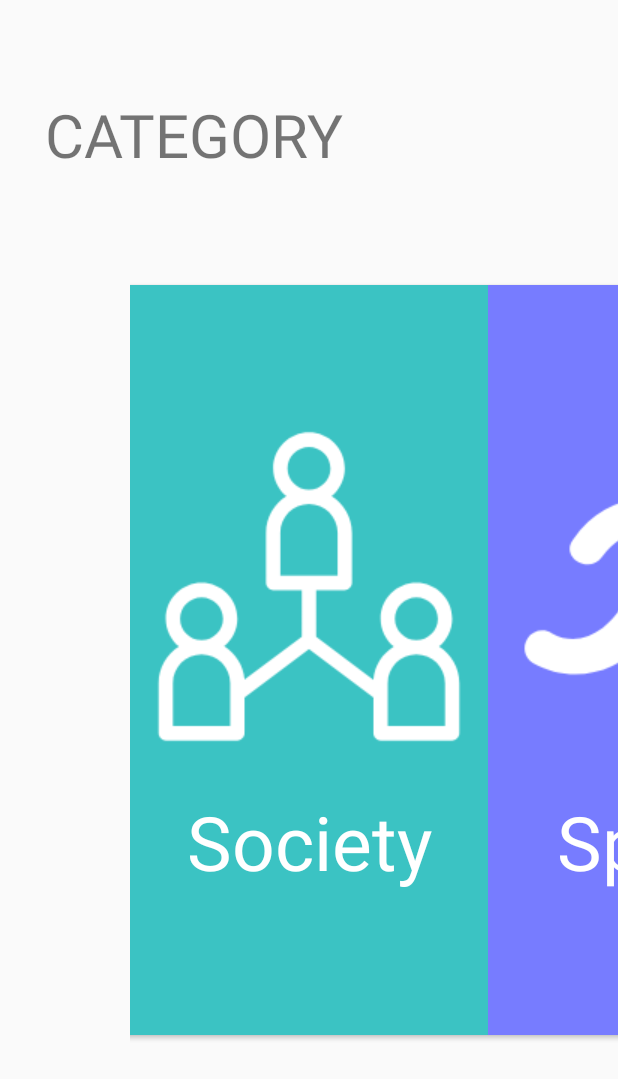
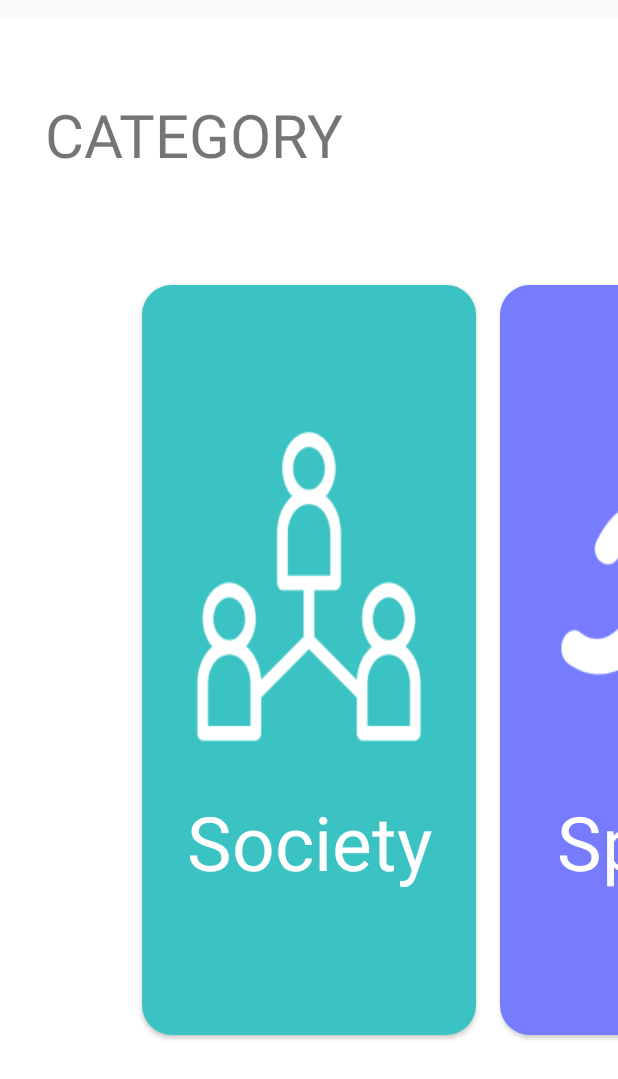
Before and after one commit to hoojeong-dev/OSS-App, an Android app: the CategoryPage screen opened directly, with no data from a screen before it, on a phone screen of 412 x 824 dp. Shown: the top 1079 px of the screen. Run offline under Robolectric (Android 15) with nearby library versions, the phone set to English and light mode, and no system bars; our stand-ins replace Firebase (no records; nobody signed in at launch, a user with empty details on screens opened directly); libraries missing offline, so code that uses them is left out: camp.visual.gazetracker.

Commit message:
Update stt page

```diff
--- a/OSS-App/app/src/main/java/com/example/oss_app/CategoryPage.java
+++ b/OSS-App/app/src/main/java/com/example/oss_app/CategoryPage.java
@@ -17,6 +17,8 @@ public class CategoryPage extends Activity {
     ViewPager viewPager;
     CategoryAdapter adapter;
     List<CategoryModel> models;
+    Integer[] colors = null;
+    ArgbEvaluator argbEvaluator = new ArgbEvaluator();
 
     @Override
     protected void onCreate(Bundle savedInstanceState) {
@@ -50,6 +52,46 @@ public class CategoryPage extends Activity {
         viewPager = findViewById(R.id.viewPager);
         viewPager.setAdapter(adapter);
         viewPager.setPadding(130, 0, 130, 0);
+
+        Integer[] colors_temp = {
+                getResources().getColor(R.color.white),
+                getResources().getColor(R.color.white),
+                getResources().getColor(R.color.white),
+                getResources().getColor(R.color.white),
+                getResources().getColor(R.color.white),
+                getResources().getColor(R.color.white),
+                getResources().getColor(R.color.white),
+                getResources().getColor(R.color.white),
+                getResources().getColor(R.color.white),
+                getResources().getColor(R.color.white),
+                getResources().getColor(R.color.white)
+        };
+
+        colors = colors_temp;
+
+        viewPager.setOnPageChangeListener(new ViewPager.OnPageChangeListener() {
+            @Override
+            public void onPageScrolled(int position, float positionOffset, int positionOffsetPixels) {
+                if(position < (adapter.getCount() - 1) && position < (colors.length - 1)) {
+                    viewPager.setBackgroundColor(
+                            (Integer) argbEvaluator.evaluate(
+                                    positionOffset,
+                                    colors[position],
+                                    colors[position + 1]
+                            )
+                    );
+                }
+                else {
+                    viewPager.setBackgroundColor(colors[colors.length - 1]);
+                }
+            }
+
+            @Override
+            public void onPageSelected(int position) {}
+
+            @Override
+            public void onPageScrollStateChanged(int state) {}
+        });
     }
 
     public void pageback(View v){
--- a/OSS-App/app/src/main/java/com/example/oss_app/NewsContentScroll.java
+++ b/OSS-App/app/src/main/java/com/example/oss_app/NewsContentScroll.java
@@ -235,6 +235,7 @@ public class NewsContentScroll extends AppCompatActivity {
     public void stt(View v){
         Intent intent = new Intent(this, SpeechToText.class);
         intent.putExtra("pageName", "NewsContentScroll");
+        intent.putExtra("position", modelPosition);
         startActivity(intent);
     }
 
--- a/OSS-App/app/src/main/java/com/example/oss_app/OcrView.java
+++ b/OSS-App/app/src/main/java/com/example/oss_app/OcrView.java
@@ -79,7 +79,7 @@ public class OcrView extends AppCompatActivity {
         setContentView(R.layout.activity_ocr_view);
 
         MainActivity.viewPoint = findViewById(R.id.view_point);
-        MainActivity.viewPoint.setVisibility(View.INVISIBLE);
+        MainActivity.viewPoint.setVisibility(View.GONE);
 
         cameraSurfaceView = (CameraSurfaceView) findViewById(R.id.surfaceView);
 
--- a/OSS-App/app/src/main/res/layout/activity_category_item.xml
+++ b/OSS-App/app/src/main/res/layout/activity_category_item.xml
@@ -1,6 +1,5 @@
 <?xml version="1.0" encoding="utf-8"?>
-<LinearLayout
-    xmlns:android="http://schemas.android.com/apk/res/android"
+<LinearLayout xmlns:android="http://schemas.android.com/apk/res/android"
     xmlns:app="http://schemas.android.com/apk/res-auto"
     xmlns:tools="http://schemas.android.com/tools"
     android:layout_width="match_parent"
@@ -9,33 +8,32 @@
 
     <LinearLayout
         android:layout_width="match_parent"
-        android:layout_height="630dp"
-        android:gravity="center">
+        android:layout_height="630dp">
 
         <androidx.cardview.widget.CardView
-            android:layout_width="300dp"
-            android:layout_height="500dp"
+            android:layout_width="match_parent"
+            android:layout_height="wrap_content"
+            app:cardCornerRadius="20dp"
             android:layout_gravity="center|top"
-            android:layout_margin="8dp"
-            app:cardCornerRadius="20dp">
+            android:layout_margin="8dp">
 
             <RelativeLayout
-                android:layout_width="300dp"
+                android:layout_width="match_parent"
                 android:layout_height="500dp"
                 android:background="#0D000000">
 
                 <TextView
                     android:id="@+id/title"
-                    android:gravity="center|bottom"
                     android:layout_width="match_parent"
                     android:layout_height="500dp"
                     android:background="@drawable/culture"
+                    android:gravity="center|bottom"
+                    android:paddingBottom="95dp"
                     android:text="culture"
-                    android:paddingBottom="95dp"
                     android:textColor="#FFFFFF"
                     android:textSize="50dp" />
 
-        </RelativeLayout>
-    </androidx.cardview.widget.CardView>
+            </RelativeLayout>
+        </androidx.cardview.widget.CardView>
+    </LinearLayout>
 </LinearLayout>
-</LinearLayout>
```
Also changed, not shown: OSS-App/app/src/main/java/com/example/oss_app/NewsContentPage.java (+30 -11 lines), OSS-App/app/src/main/java/com/example/oss_app/SpeechToText.java (+4 -3 lines).
